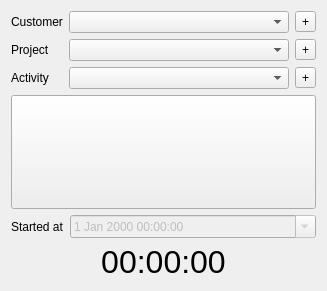
Old version of the form src/app/activitywidget.ui in the repository AlexandrePTJ/kemai.
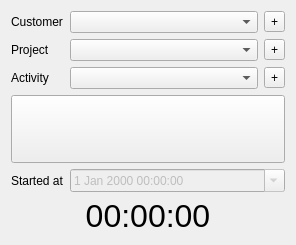
New version of the form. Icons and pictures are not drawn.

Commit message: Remove drone, update icon, fix switch warning, fix ui design.

The edit to the form file:
```diff
--- a/src/app/activitywidget.ui
+++ b/src/app/activitywidget.ui
@@ -6,8 +6,8 @@
    <rect>
     <x>0</x>
     <y>0</y>
-    <width>327</width>
-    <height>291</height>
+    <width>296</width>
+    <height>245</height>
    </rect>
   </property>
   <property name="windowTitle">
@@ -16,8 +16,6 @@
   <property name="locale">
    <locale language="English" country="UnitedStates"/>
   </property>
-  <layout class="QVBoxLayout" name="verticalLayout">
-   <item>
     <layout class="QFormLayout" name="formLayout">
      <item row="0" column="0">
       <widget class="QLabel" name="lbCustomer">
@@ -82,9 +80,7 @@
        </item>
       </layout>
      </item>
-    </layout>
-   </item>
-   <item>
+   <item row="3" column="0" colspan="2">
     <widget class="QPushButton" name="btStartStop">
      <property name="sizePolicy">
       <sizepolicy hsizetype="Minimum" vsizetype="Expanding">
@@ -113,16 +109,14 @@
      </property>
     </widget>
    </item>
-   <item>
-    <layout class="QFormLayout" name="formLayout_2">
-     <item row="0" column="0">
+   <item row="4" column="0">
       <widget class="QLabel" name="lbStartedAt">
        <property name="text">
         <string>Started at</string>
        </property>
       </widget>
      </item>
-     <item row="0" column="1">
+   <item row="4" column="1">
       <widget class="QDateTimeEdit" name="dteStartedAt">
        <property name="enabled">
         <bool>false</bool>
@@ -132,7 +126,7 @@
        </property>
       </widget>
      </item>
-     <item row="1" column="0" colspan="2">
+   <item row="5" column="0" colspan="2">
       <widget class="QLabel" name="lbDurationTime">
        <property name="font">
         <font>
@@ -146,8 +140,6 @@
         <set>Qt::AlignCenter</set>
        </property>
       </widget>
-     </item>
-    </layout>
    </item>
   </layout>
  </widget>
```
Lines whose indentation alone changed are shown as unchanged. The commit also changes 7 other files.
